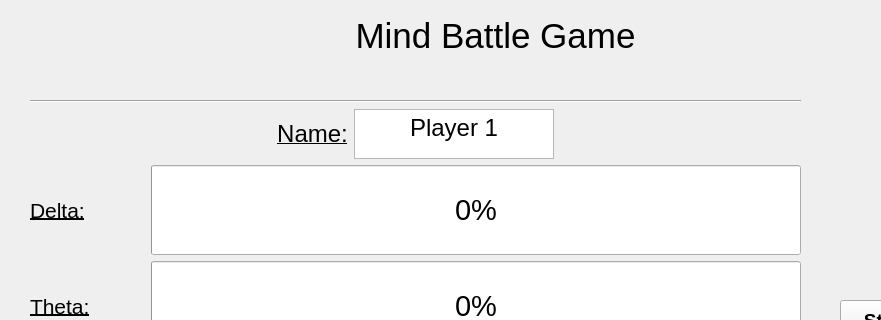
Above: MindGameGUI/BandPower/MindGameBandPowerUI.ui from omarremila/SYP-GambitGameDev before the change; both pictures show x 0 to 881 and y 0 to 320 of the 990 by 785 pixel window. Below: the same form after it.
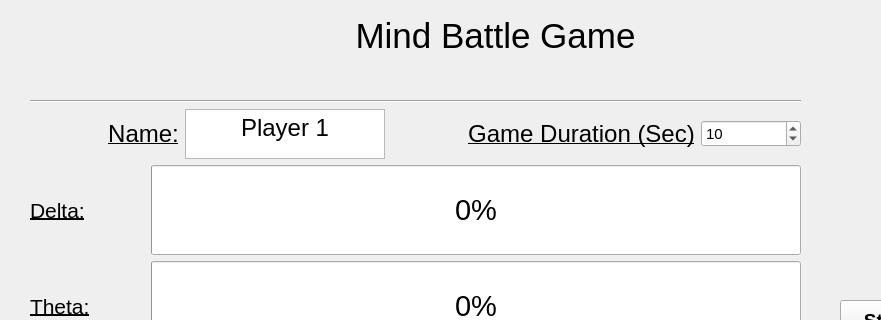
That is the form after the change.

Commit message: Added spinbox to choose testing duration

Patch:
```diff
--- a/MindGameGUI/BandPower/MindGameBandPowerUI.ui
+++ b/MindGameGUI/BandPower/MindGameBandPowerUI.ui
@@ -167,6 +167,44 @@
            </property>
           </spacer>
          </item>
+         <item>
+          <widget class="QLabel" name="label_7">
+           <property name="font">
+            <font>
+             <pointsize>18</pointsize>
+             <underline>true</underline>
+            </font>
+           </property>
+           <property name="text">
+            <string>Game Duration (Sec)</string>
+           </property>
+           <property name="alignment">
+            <set>Qt::AlignCenter</set>
+           </property>
+          </widget>
+         </item>
+         <item>
+          <widget class="QSpinBox" name="durationBox">
+           <property name="sizePolicy">
+            <sizepolicy hsizetype="Fixed" vsizetype="Fixed">
+             <horstretch>0</horstretch>
+             <verstretch>0</verstretch>
+            </sizepolicy>
+           </property>
+           <property name="minimumSize">
+            <size>
+             <width>100</width>
+             <height>0</height>
+            </size>
+           </property>
+           <property name="maximum">
+            <number>1000</number>
+           </property>
+           <property name="value">
+            <number>10</number>
+           </property>
+          </widget>
+         </item>
         </layout>
        </item>
       </layout>
```
The commit also changes 1 other file.
